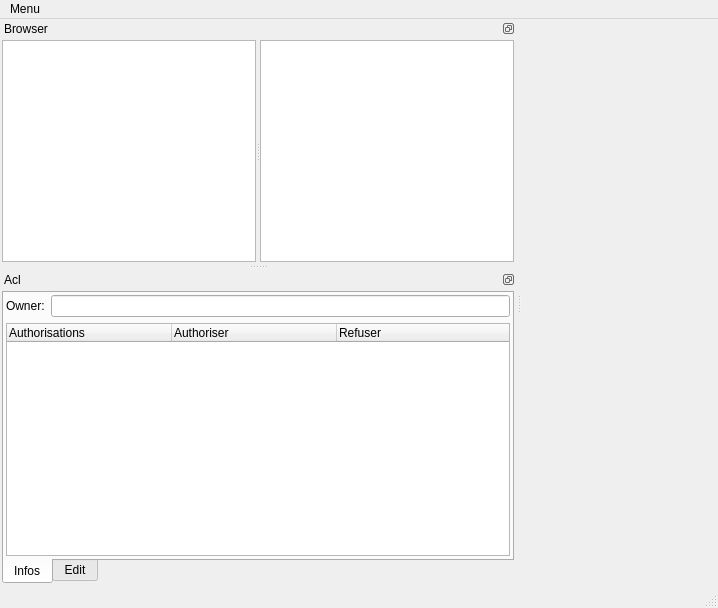
First picture: the form in ACLWalker/aclwalker.ui, repository und3ath/aclwalker, before the edit.
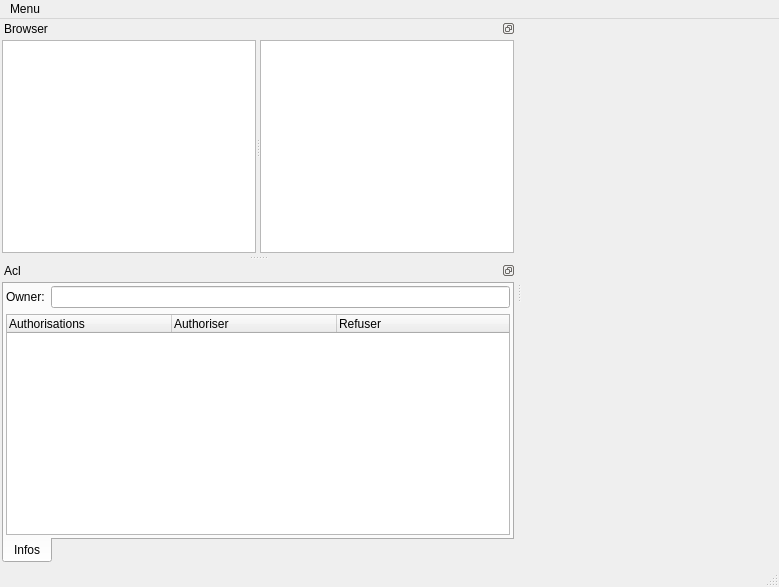
Second picture: the form after the edit.

```diff
--- a/ACLWalker/aclwalker.ui
+++ b/ACLWalker/aclwalker.ui
@@ -6,8 +6,8 @@
    <rect>
     <x>0</x>
     <y>0</y>
-    <width>718</width>
-    <height>608</height>
+    <width>779</width>
+    <height>587</height>
    </rect>
   </property>
   <property name="windowTitle">
@@ -19,7 +19,7 @@
     <rect>
      <x>0</x>
      <y>0</y>
-     <width>718</width>
+     <width>779</width>
      <height>21</height>
     </rect>
    </property>
@@ -171,11 +171,6 @@
          </item>
         </layout>
        </widget>
-       <widget class="QWidget" name="tab_acl_edit">
-        <attribute name="title">
-         <string>Edit</string>
-        </attribute>
-       </widget>
       </widget>
      </item>
     </layout>
```
